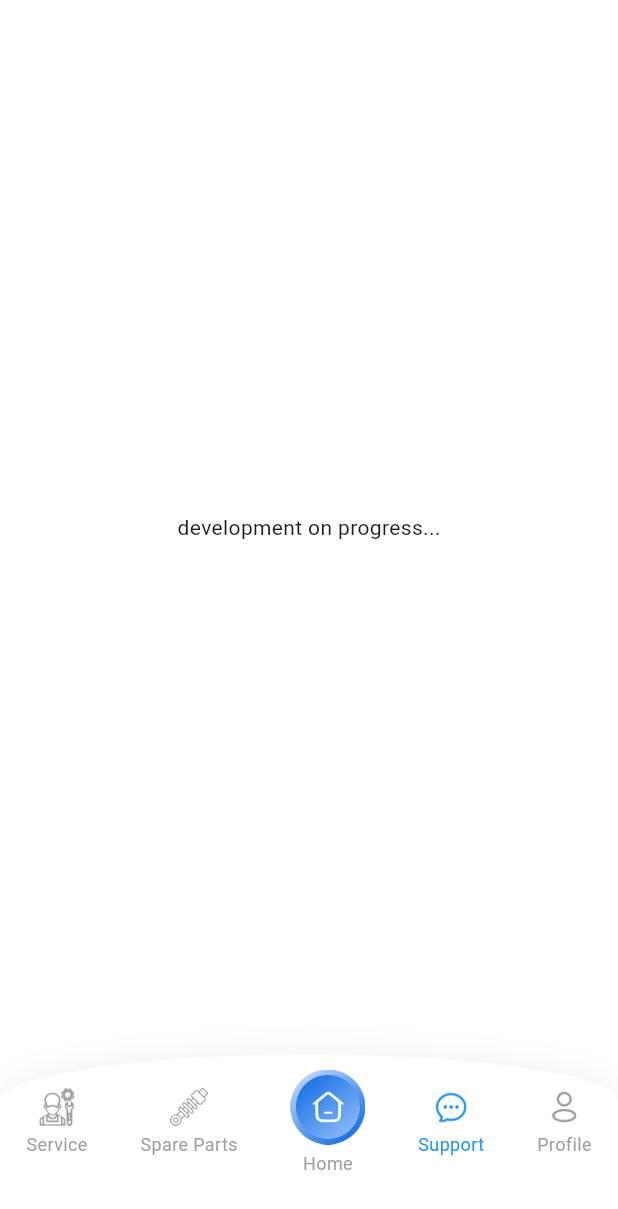
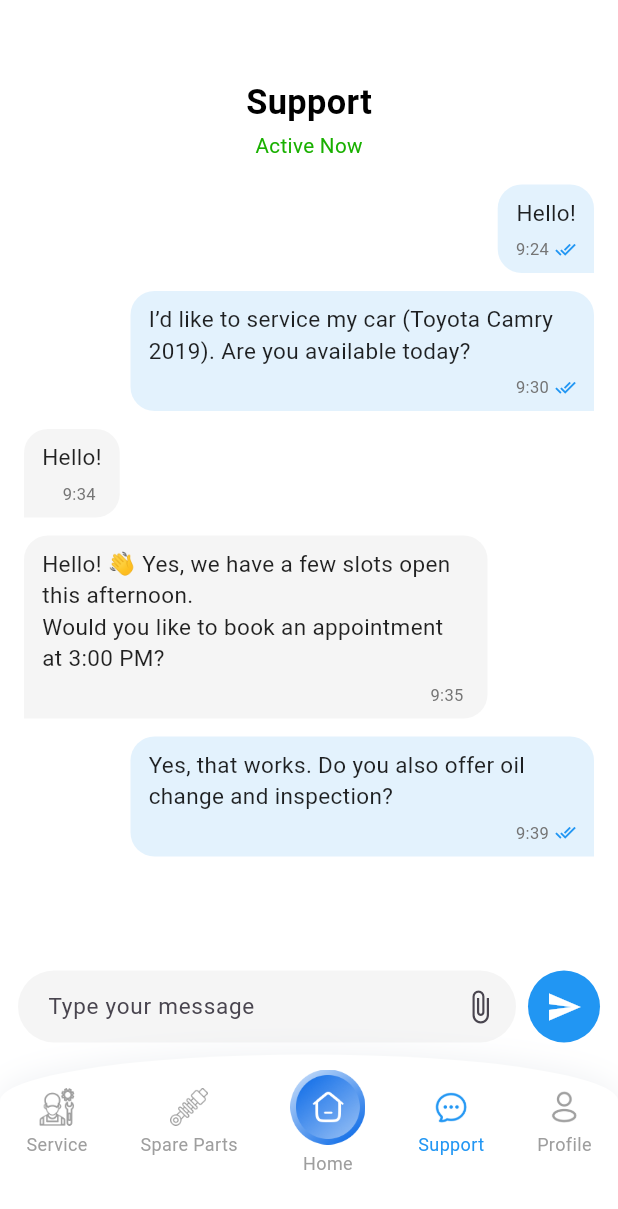
Before and after one commit to Dev-Ninjas-Backup/yousef1234321, a Flutter app: the BottomNavbarScreen screen opened by its route, item 4 of the bottom bar chosen, on a phone screen of 412 x 824 dp. Shown: the top 1209 px of the screen. Run offline on Flutter 3.47's test engine with Material 3 defaults, Android fonts, the phone set to English and light mode, and no system bars; our stand-ins replace flutter_easyloading, flutter_screenutil, get, google_fonts; network calls fail.

Commit message:
added support

```diff
--- a/lib/core/common/constants/imagepath.dart
+++ b/lib/core/common/constants/imagepath.dart
@@ -16,6 +16,7 @@ class Imagepath {
   static String drive='assets/images/drive.png';
   static String find='assets/images/Find.png';
   static String fix='assets/images/fix.png';
+  static String addBg="assets/images/add_bg.png";
 
 
 }
--- a/lib/features/bottom_navbar/screen/bottom_navbar_screen.dart
+++ b/lib/features/bottom_navbar/screen/bottom_navbar_screen.dart
@@ -4,6 +4,7 @@ import 'package:yousef1234321/core/common/constants/iconpath.dart';
 import 'package:yousef1234321/features/home/home_page/screen/home_screen.dart';
 import 'package:yousef1234321/features/bottom_navbar/controller/bottom_navbar_controller.dart';
 import 'package:yousef1234321/features/spare_parts/screen/spare_parts_screen.dart';
+import 'package:yousef1234321/features/support/screen/support_page.dart';
 
 import '../../service/service page/screen/find_service.dart';
 
@@ -18,10 +19,7 @@ class BottomNavbarScreen extends StatelessWidget {
       FindService(),
       SparePartsScreen(),
       HomeScreen(),
-      Padding(
-        padding: EdgeInsetsGeometry.all(50),
-        child: Center(child: Text("development on progress...")),
-      ),
+      ChatPage(),
       Padding(
         padding: EdgeInsetsGeometry.all(50),
         child: Center(child: Text("development on progress...")),
--- /dev/null
+++ b/lib/features/support/controller/support_controller.dart
@@ -0,0 +1,73 @@
+import 'package:flutter/material.dart';
+import 'package:get/get.dart';
+import 'dart:async';
+
+class ChatController extends GetxController {
+  var messages = <Map<String, dynamic>>[].obs;
+  var isTyping = false.obs;
+  TextEditingController textController = TextEditingController();
+
+  @override
+  void onInit() {
+    super.onInit();
+    loadInitialMessages();
+  }
+
+  void loadInitialMessages() {
+    messages.addAll([
+      {"text": "Hello!", "isUser": true, "time": "9:24"},
+      {
+        "text":
+            "I’d like to service my car (Toyota Camry 2019). Are you available today?",
+        "isUser": true,
+        "time": "9:30",
+      },
+      {"text": "Hello!", "isUser": false, "time": "9:34"},
+      {
+        "text":
+            "Hello! 👋 Yes, we have a few slots open this afternoon.\nWould you like to book an appointment at 3:00 PM?",
+        "isUser": false,
+        "time": "9:35",
+      },
+      {
+        "text": "Yes, that works. Do you also offer oil change and inspection?",
+        "isUser": true,
+        "time": "9:39",
+      },
+    ]);
+
+    Future.delayed(const Duration(seconds: 3), () {
+      isTyping.value = true;
+      Future.delayed(const Duration(seconds: 3), () {
+        isTyping.value = false;
+        messages.add({
+          "text": "Yes, we offer full oil change and inspection packages!",
+          "isUser": false,
+          "time": "9:41",
+        });
+      });
+    });
+  }
+
+  void sendMessage() {
+    final text = textController.text.trim();
+    if (text.isEmpty) return;
+
+    final now = TimeOfDay.now();
+    final formattedTime =
+        "${now.hourOfPeriod}:${now.minute.toString().padLeft(2, '0')}";
+
+    messages.add({"text": text, "isUser": true, "time": formattedTime});
+    textController.clear();
+
+    isTyping.value = true;
+    Future.delayed(const Duration(seconds: 2), () {
+      isTyping.value = false;
+      messages.add({
+        "text": "Got it! We'll get back to you shortly.",
+        "isUser": false,
+        "time": formattedTime,
+      });
+    });
+  }
+}
--- /dev/null
+++ b/lib/features/support/screen/support_page.dart
@@ -0,0 +1,207 @@
+import 'package:flutter/material.dart';
+import 'package:get/get.dart';
+import 'package:yousef1234321/core/common/style/global_text_style.dart';
+import 'package:yousef1234321/features/support/controller/support_controller.dart';
+
+class ChatPage extends StatelessWidget {
+  final controller = Get.put(ChatController());
+
+  ChatPage({super.key});
+
+  @override
+  Widget build(BuildContext context) {
+    return Scaffold(
+      backgroundColor: Colors.white,
+
+      body: Column(
+        children: [
+          Padding(
+            padding: EdgeInsets.only(top: 52, left: 16, right: 16),
+            child: Row(
+              mainAxisAlignment: MainAxisAlignment.spaceBetween,
+              children: [
+                SizedBox(width: 44),
+                Column(
+                  spacing: 2,
+                  children: [
+                    Text(
+                      "Support",
+                      style: getTextStyle(
+                        fontSize: 20,
+                        fontWeight: FontWeight.w600,
+                      ),
+                    ),
+                    Text(
+                      "Active Now",
+                      style: getTextStyle(
+                        fontSize: 12,
+                        fontWeight: FontWeight.w400,
+                        color: Color(0xFF19B000),
+                      ),
+                    ),
+                  ],
+                ),
+                SizedBox(width: 44),
+              ],
+            ),
+          ),
+
+          Expanded(
+            child: Obx(
+              () => ListView.builder(
+                padding: const EdgeInsets.symmetric(
+                  horizontal: 16,
+                  vertical: 10,
+                ),
+                itemCount: controller.messages.length,
+                itemBuilder: (context, index) {
+                  final message = controller.messages[index];
+                  final isUser = message['isUser'] ?? false;
+
+                  return Align(
+                    alignment: isUser
+                        ? Alignment.centerRight
+                        : Alignment.centerLeft,
+                    child: Container(
+                      margin: const EdgeInsets.symmetric(vertical: 6),
+                      padding: const EdgeInsets.symmetric(
+                        horizontal: 12,
+                        vertical: 8,
+                      ),
+                      constraints: BoxConstraints(
+                        maxWidth: MediaQuery.of(context).size.width * 0.75,
+                      ),
+                      decoration: BoxDecoration(
+                        color: isUser
+                            ? Colors.blue.shade50
+                            : Colors.grey.shade100,
+                        borderRadius: BorderRadius.only(
+                          topLeft: const Radius.circular(16),
+                          topRight: const Radius.circular(16),
+                          bottomLeft: Radius.circular(isUser ? 16 : 0),
+                          bottomRight: Radius.circular(isUser ? 0 : 16),
+                        ),
+                      ),
+                      child: Column(
+                        crossAxisAlignment: CrossAxisAlignment.end,
+                        children: [
+                          //  Message Text
+                          Text(
+                            message['text'] ?? '',
+                            style: const TextStyle(
+                              fontSize: 15,
+                              color: Colors.black87,
+                              height: 1.4,
+                            ),
+                          ),
+
+                          const SizedBox(height: 6),
+
+                          //  Time + Delivered Icon
+                          Row(
+                            mainAxisSize: MainAxisSize.min,
+                            mainAxisAlignment: isUser
+                                ? MainAxisAlignment.end
+                                : MainAxisAlignment.start,
+                            children: [
+                              Text(
+                                message['time'] ?? '',
+                                style: TextStyle(
+                                  fontSize: 11,
+                                  color: Colors.grey.shade600,
+                                ),
+                              ),
+                              const SizedBox(width: 4),
+                              if (isUser)
+                                const Icon(
+                                  Icons.done_all,
+                                  size: 14,
+                                  color: Colors.blue,
+                                ),
+                            ],
+                          ),
+                        ],
+                      ),
+                    ),
+                  );
+                },
+              ),
+            ),
+          ),
+
+          // Typing indicator
+          // Obx(
+          //   () => controller.isTyping.value
+          //       ? Padding(
+          //           padding: const EdgeInsets.only(left: 16, bottom: 8),
+          //           child: Row(
+          //             children: [
+          //               const CircleAvatar(
+          //                 radius: 14,
+          //                 backgroundColor: Colors.amber,
+          //                 child: Icon(
+          //                   Icons.support_agent,
+          //                   color: Colors.white,
+          //                   size: 16,
+          //                 ),
+          //               ),
+          //               const SizedBox(width: 8),
+          //               Container(
+          //                 padding: const EdgeInsets.all(8),
+          //                 decoration: BoxDecoration(
+          //                   color: Colors.grey.shade100,
+          //                   borderRadius: BorderRadius.circular(16),
+          //                 ),
+          //                 child: const Text("Typing..."),
+          //               ),
+          //             ],
+          //           ),
+          //         )
+          //       : const SizedBox.shrink(),
+          // ),
+
+          // Message Input
+          Padding(
+            padding: const EdgeInsets.symmetric(horizontal: 12, vertical: 8),
+            child: Row(
+              children: [
+                Expanded(
+                  child: TextField(
+                    controller: controller.textController,
+                    decoration: InputDecoration(
+                      hintText: "Type your message",
+                      hintStyle: const TextStyle(fontSize: 15),
+                      suffixIcon: GestureDetector(
+                        onTap: () {},
+                        child: Icon(Icons.attach_file),
+                      ),
+                      contentPadding: const EdgeInsets.symmetric(
+                        horizontal: 16,
+                        vertical: 12,
+                      ),
+                      fillColor: Colors.grey.shade100,
+                      filled: true,
+                      border: OutlineInputBorder(
+                        borderRadius: BorderRadius.circular(24),
+                        borderSide: BorderSide.none,
+                      ),
+                    ),
+                  ),
+                ),
+                const SizedBox(width: 8),
+                GestureDetector(
+                  onTap: controller.sendMessage,
+                  child: const CircleAvatar(
+                    radius: 24,
+                    backgroundColor: Colors.blue,
+                    child: Icon(Icons.send, color: Colors.white),
+                  ),
+                ),
+              ],
+            ),
+          ),
+        ],
+      ),
+    );
+  }
+}
```
Also changed, not shown: lib/features/spare_parts/screen/spare_parts_screen.dart (+19 -32 lines), lib/features/spare_parts/widget/category_item.dart (+6 -4 lines), lib/features/spare_parts/widget/parts_search_section.dart (+8 -140 lines), assets/images/add_bg.png (added).
